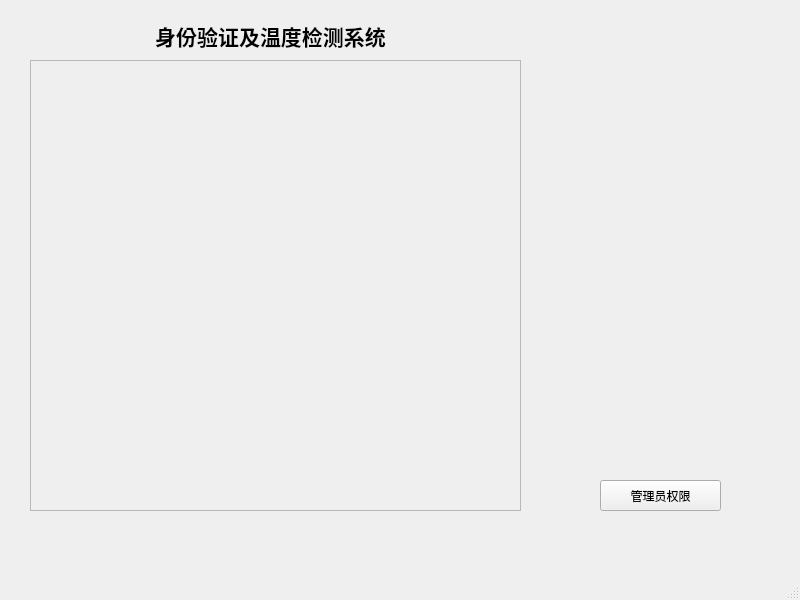
ConstantineQAQ/Feiteng, file ui/mainwindow.ui: the form before one commit.
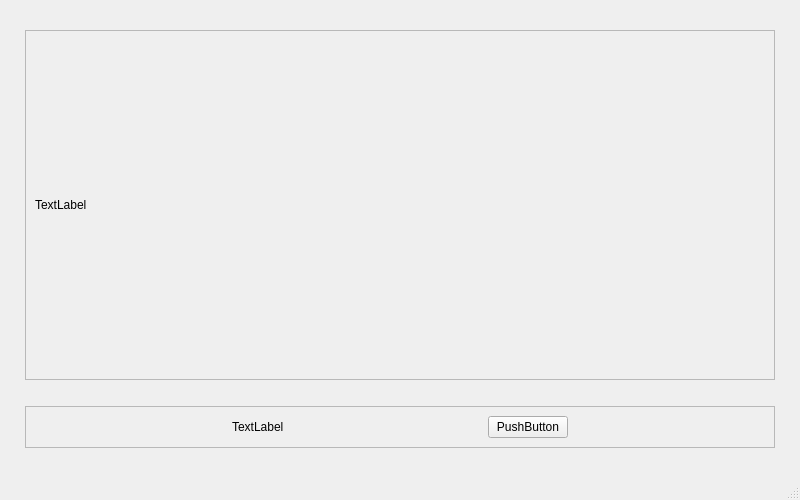
The form after the commit.

What changed in the file:
```diff
--- a/ui/mainwindow.ui
+++ b/ui/mainwindow.ui
@@ -7,55 +7,195 @@
     <x>0</x>
     <y>0</y>
     <width>800</width>
-    <height>600</height>
+    <height>500</height>
    </rect>
   </property>
+  <property name="minimumSize">
+   <size>
+    <width>800</width>
+    <height>500</height>
+   </size>
+  </property>
+  <property name="maximumSize">
+   <size>
+    <width>800</width>
+    <height>500</height>
+   </size>
+  </property>
   <property name="windowTitle">
    <string>MainWindow</string>
   </property>
   <widget class="QWidget" name="centralwidget">
-   <widget class="QFrame" name="frame">
-    <property name="geometry">
-     <rect>
-      <x>30</x>
-      <y>60</y>
-      <width>491</width>
-      <height>451</height>
-     </rect>
-    </property>
-    <property name="frameShape">
-     <enum>QFrame::StyledPanel</enum>
-    </property>
-    <property name="frameShadow">
-     <enum>QFrame::Raised</enum>
-    </property>
-   </widget>
-   <widget class="QLabel" name="label">
-    <property name="geometry">
-     <rect>
-      <x>140</x>
-      <y>20</y>
-      <width>261</width>
-      <height>31</height>
-     </rect>
-    </property>
-    <property name="text">
-     <string>&lt;html&gt;&lt;head/&gt;&lt;body&gt;&lt;p align=&quot;center&quot;&gt;&lt;span style=&quot; font-size:16pt; font-weight:600;&quot;&gt;身份验证及温度检测系统&lt;/span&gt;&lt;/p&gt;&lt;/body&gt;&lt;/html&gt;</string>
-    </property>
-   </widget>
-   <widget class="QPushButton" name="pushButton">
-    <property name="geometry">
-     <rect>
-      <x>600</x>
-      <y>480</y>
-      <width>121</width>
-      <height>31</height>
-     </rect>
-    </property>
-    <property name="text">
-     <string>管理员权限</string>
-    </property>
-   </widget>
+   <layout class="QGridLayout" name="gridLayout_3">
+    <item row="0" column="1">
+     <layout class="QVBoxLayout" name="verticalLayout">
+      <item>
+       <spacer name="verticalSpacer_2">
+        <property name="orientation">
+         <enum>Qt::Vertical</enum>
+        </property>
+        <property name="sizeHint" stdset="0">
+         <size>
+          <width>20</width>
+          <height>40</height>
+         </size>
+        </property>
+       </spacer>
+      </item>
+      <item>
+       <widget class="QFrame" name="frame">
+        <property name="minimumSize">
+         <size>
+          <width>750</width>
+          <height>350</height>
+         </size>
+        </property>
+        <property name="maximumSize">
+         <size>
+          <width>750</width>
+          <height>350</height>
+         </size>
+        </property>
+        <property name="frameShape">
+         <enum>QFrame::StyledPanel</enum>
+        </property>
+        <property name="frameShadow">
+         <enum>QFrame::Raised</enum>
+        </property>
+        <layout class="QGridLayout" name="gridLayout">
+         <item row="0" column="0">
+          <widget class="QLabel" name="face_label">
+           <property name="text">
+            <string>TextLabel</string>
+           </property>
+          </widget>
+         </item>
+        </layout>
+       </widget>
+      </item>
+      <item>
+       <spacer name="verticalSpacer">
+        <property name="orientation">
+         <enum>Qt::Vertical</enum>
+        </property>
+        <property name="sizeType">
+         <enum>QSizePolicy::Expanding</enum>
+        </property>
+        <property name="sizeHint" stdset="0">
+         <size>
+          <width>20</width>
+          <height>40</height>
+         </size>
+        </property>
+       </spacer>
+      </item>
+      <item>
+       <widget class="QFrame" name="frame_2">
+        <property name="frameShape">
+         <enum>QFrame::StyledPanel</enum>
+        </property>
+        <property name="frameShadow">
+         <enum>QFrame::Raised</enum>
+        </property>
+        <layout class="QGridLayout" name="gridLayout_2">
+         <item row="0" column="2">
+          <spacer name="horizontalSpacer">
+           <property name="orientation">
+            <enum>Qt::Horizontal</enum>
+           </property>
+           <property name="sizeHint" stdset="0">
+            <size>
+             <width>180</width>
+             <height>20</height>
+            </size>
+           </property>
+          </spacer>
+         </item>
+         <item row="0" column="1">
+          <widget class="QLabel" name="faceResult_label">
+           <property name="text">
+            <string>TextLabel</string>
+           </property>
+          </widget>
+         </item>
+         <item row="0" column="5">
+          <spacer name="horizontalSpacer_3">
+           <property name="orientation">
+            <enum>Qt::Horizontal</enum>
+           </property>
+           <property name="sizeHint" stdset="0">
+            <size>
+             <width>179</width>
+             <height>20</height>
+            </size>
+           </property>
+          </spacer>
+         </item>
+         <item row="0" column="0">
+          <spacer name="horizontalSpacer_2">
+           <property name="orientation">
+            <enum>Qt::Horizontal</enum>
+           </property>
+           <property name="sizeHint" stdset="0">
+            <size>
+             <width>179</width>
+             <height>20</height>
+            </size>
+           </property>
+          </spacer>
+         </item>
+         <item row="0" column="4">
+          <widget class="QPushButton" name="pushButton">
+           <property name="text">
+            <string>PushButton</string>
+           </property>
+          </widget>
+         </item>
+        </layout>
+       </widget>
+      </item>
+      <item>
+       <spacer name="verticalSpacer_3">
+        <property name="orientation">
+         <enum>Qt::Vertical</enum>
+        </property>
+        <property name="sizeHint" stdset="0">
+         <size>
+          <width>20</width>
+          <height>40</height>
+         </size>
+        </property>
+       </spacer>
+      </item>
+     </layout>
+    </item>
+    <item row="0" column="2">
+     <spacer name="horizontalSpacer_4">
+      <property name="orientation">
+       <enum>Qt::Horizontal</enum>
+      </property>
+      <property name="sizeHint" stdset="0">
+       <size>
+        <width>40</width>
+        <height>20</height>
+       </size>
+      </property>
+     </spacer>
+    </item>
+    <item row="0" column="0">
+     <spacer name="horizontalSpacer_5">
+      <property name="orientation">
+       <enum>Qt::Horizontal</enum>
+      </property>
+      <property name="sizeHint" stdset="0">
+       <size>
+        <width>40</width>
+        <height>20</height>
+       </size>
+      </property>
+     </spacer>
+    </item>
+   </layout>
   </widget>
   <widget class="QMenuBar" name="menubar">
    <property name="geometry">
```
